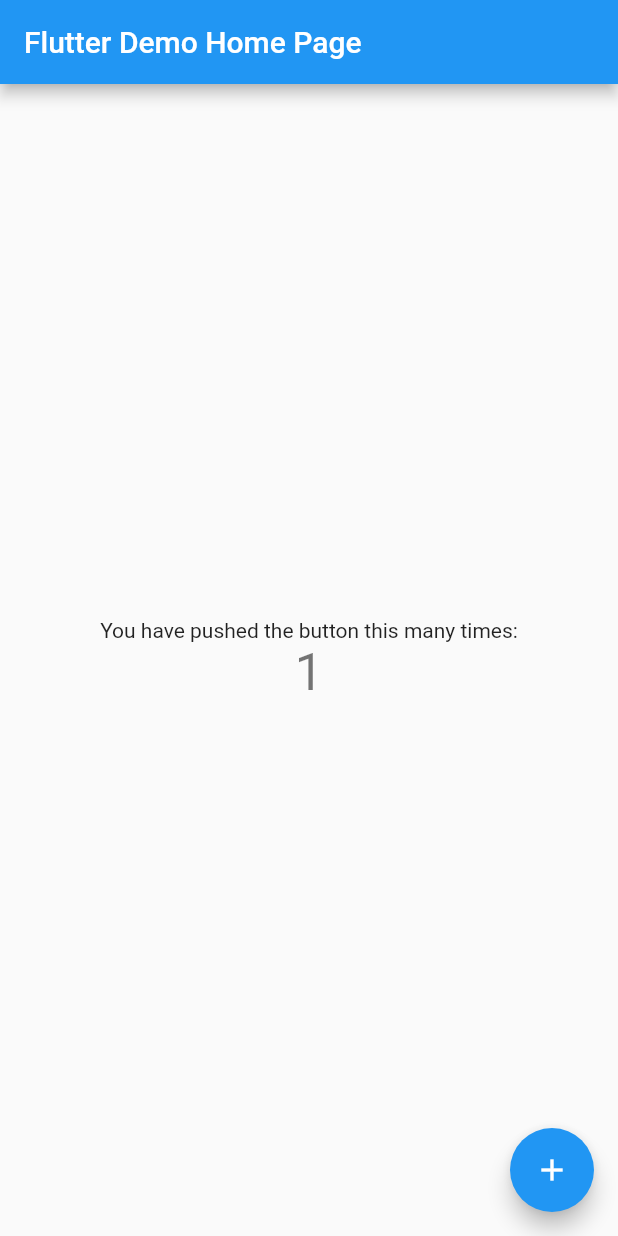
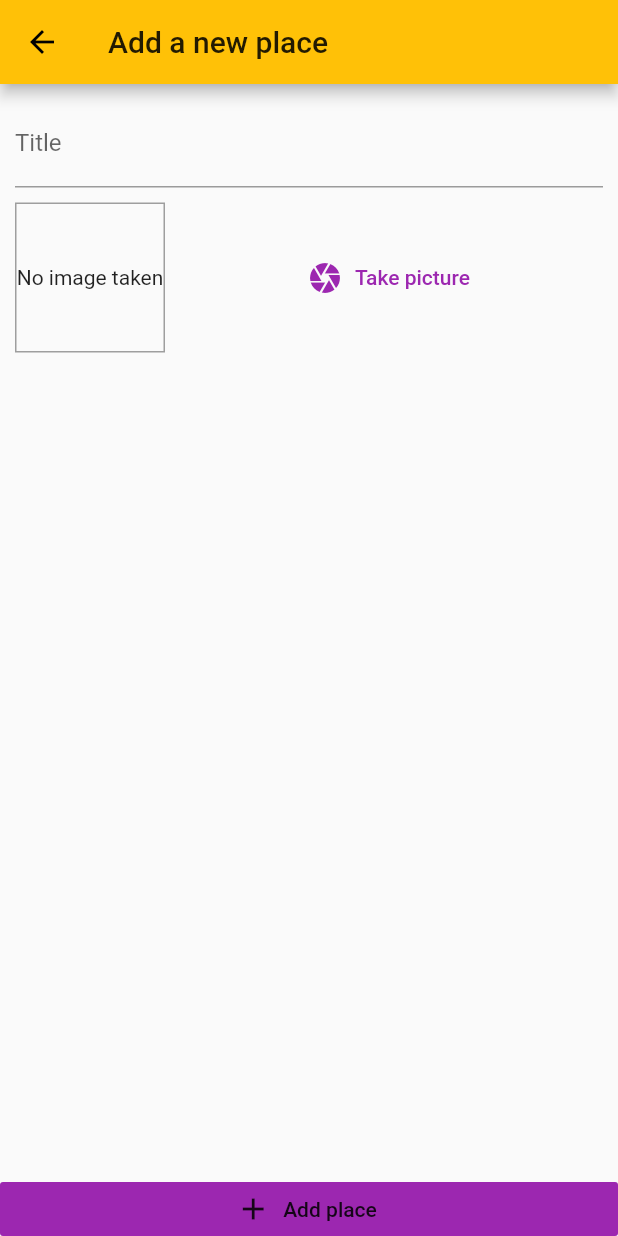
Before and after one commit to jjsebastianfuertes/GREAT_PLACES, a Flutter app: the screen it shows after launch, after a tap on the "add" icon, on a phone screen of 412 x 824 dp. Run offline on Flutter 3.47's test engine with Material 2 defaults, Android fonts, the phone set to English and light mode, and no system bars; our stand-ins replace image_picker, sqflite; accounts and stored records are empty.

Commit message:
Create: use of camera and save files locally;
[@jjsebastianfuertes]
Add: sqlite packege to handle local data;
Create: local database;
Create: initial UI;

```diff
--- /dev/null
+++ b/lib/helpers/db_helper.dart
@@ -0,0 +1,28 @@
+import 'package:path/path.dart' as path;
+import 'package:sqflite/sqflite.dart' as sql;
+import 'package:sqflite/sqlite_api.dart';
+
+class DBHelper {
+  static Future<Database> dataBase() async {
+    final dbPath = await sql.getDatabasesPath();
+    return sql.openDatabase(path.join(dbPath, 'places.db'),
+        onCreate: (db, version) {
+      return db.execute(
+          'CREATE TABLE user_places(id TEXT PRIMARY KEY, title TEXT, image TEXT)');
+    }, version: 1);
+  }
+
+  static Future<void> insert(String table, Map<String, Object> data) async {
+    final db = await DBHelper.dataBase();
+    db.insert(
+      table,
+      data,
+      conflictAlgorithm: ConflictAlgorithm.replace,
+    );
+  }
+
+  static Future<List<Map<String, dynamic>>> getData(String table) async {
+    final db = await DBHelper.dataBase();
+    return db.query(table);
+  }
+}
--- a/lib/main.dart
+++ b/lib/main.dart
@@ -1,4 +1,8 @@
 import 'package:flutter/material.dart';
+import 'package:great_places_app/providers/great_places.dart';
+import 'package:great_places_app/screens/add_place_screen.dart';
+import 'package:great_places_app/screens/places_list_screen.dart';
+import 'package:provider/provider.dart';
 
 void main() => runApp(MyApp());
 
@@ -6,106 +10,19 @@ class MyApp extends StatelessWidget {
   // This widget is the root of your application.
   @override
   Widget build(BuildContext context) {
-    return MaterialApp(
-      title: 'Flutter Demo',
-      theme: ThemeData(
-        // This is the theme of your application.
-        //
-        // Try running your application with "flutter run". You'll see the
-        // application has a blue toolbar. Then, without quitting the app, try
-        // changing the primarySwatch below to Colors.green and then invoke
-        // "hot reload" (press "r" in the console where you ran "flutter run",
-        // or simply save your changes to "hot reload" in a Flutter IDE).
-        // Notice that the counter didn't reset back to zero; the application
-        // is not restarted.
-        primarySwatch: Colors.blue,
+    return ChangeNotifierProvider.value(
+      value: GreatPlaces(),
+      child: MaterialApp(
+        title: 'Flutter Demo',
+        theme: ThemeData(
+          primarySwatch: Colors.amber,
+          accentColor: Colors.purple,
+        ),
+        home: PlacesListScreen(),
+        routes: {
+          AddPlaceScreen.routeName: (ctx) => AddPlaceScreen(),
+        },
       ),
-      home: MyHomePage(title: 'Flutter Demo Home Page'),
     );
   }
 }
-
-class MyHomePage extends StatefulWidget {
-  MyHomePage({Key key, this.title}) : super(key: key);
-
-  // This widget is the home page of your application. It is stateful, meaning
-  // that it has a State object (defined below) that contains fields that affect
-  // how it looks.
-
-  // This class is the configuration for the state. It holds the values (in this
-  // case the title) provided by the parent (in this case the App widget) and
-  // used by the build method of the State. Fields in a Widget subclass are
-  // always marked "final".
-
-  final String title;
-
-  @override
-  _MyHomePageState createState() => _MyHomePageState();
-}
-
-class _MyHomePageState extends State<MyHomePage> {
-  int _counter = 0;
-
-  void _incrementCounter() {
-    setState(() {
-      // This call to setState tells the Flutter framework that something has
-      // changed in this State, which causes it to rerun the build method below
-      // so that the display can reflect the updated values. If we changed
-      // _counter without calling setState(), then the build method would not be
-      // called again, and so nothing would appear to happen.
-      _counter++;
-    });
-  }
-
-  @override
-  Widget build(BuildContext context) {
-    // This method is rerun every time setState is called, for instance as done
-    // by the _incrementCounter method above.
-    //
-    // The Flutter framework has been optimized to make rerunning build methods
-    // fast, so that you can just rebuild anything that needs updating rather
-    // than having to individually change instances of widgets.
-    return Scaffold(
-      appBar: AppBar(
-        // Here we take the value from the MyHomePage object that was created by
-        // the App.build method, and use it to set our appbar title.
-        title: Text(widget.title),
-      ),
-      body: Center(
-        // Center is a layout widget. It takes a single child and positions it
-        // in the middle of the parent.
-        child: Column(
-          // Column is also a layout widget. It takes a list of children and
-          // arranges them vertically. By default, it sizes itself to fit its
-          // children horizontally, and tries to be as tall as its parent.
-          //
-          // Invoke "debug painting" (press "p" in the console, choose the
-          // "Toggle Debug Paint" action from the Flutter Inspector in Android
-          // Studio, or the "Toggle Debug Paint" command in Visual Studio Code)
-          // to see the wireframe for each widget.
-          //
-          // Column has various properties to control how it sizes itself and
-          // how it positions its children. Here we use mainAxisAlignment to
-          // center the children vertically; the main axis here is the vertical
-          // axis because Columns are vertical (the cross axis would be
-          // horizontal).
-          mainAxisAlignment: MainAxisAlignment.center,
-          children: <Widget>[
-            Text(
-              'You have pushed the button this many times:',
-            ),
-            Text(
-              '$_counter',
-              style: Theme.of(context).textTheme.display1,
-            ),
-          ],
-        ),
-      ),
-      floatingActionButton: FloatingActionButton(
-        onPressed: _incrementCounter,
-        tooltip: 'Increment',
-        child: Icon(Icons.add),
-      ), // This trailing comma makes auto-formatting nicer for build methods.
-    );
-  }
-}
--- /dev/null
+++ b/lib/models/place.dart
@@ -0,0 +1,29 @@
+import 'dart:io';
+
+import 'package:flutter/foundation.dart';
+
+class PlaceLocation {
+  final double latitude;
+  final double longitude;
+  final String address;
+
+  PlaceLocation({
+    @required this.latitude,
+    @required this.longitude,
+    this.address,
+  });
+}
+
+class Place {
+  final String id;
+  final String title;
+  final PlaceLocation location;
+  final File image;
+
+  Place({
+    @required this.id,
+    @required this.image,
+    @required this.location,
+    @required this.title,
+  });
+}
--- /dev/null
+++ b/lib/providers/great_places.dart
@@ -0,0 +1,44 @@
+import 'dart:io';
+
+import 'package:flutter/foundation.dart';
+import 'package:great_places_app/helpers/db_helper.dart';
+import 'package:great_places_app/models/place.dart';
+
+class GreatPlaces with ChangeNotifier {
+  List<Place> _items = [];
+  List<Place> get items {
+    return [..._items];
+  }
+
+  void addPlace(
+    String pickedTitle,
+    File pickedImage,
+  ) {
+    final newPlace = Place(
+      id: DateTime.now().toString(),
+      image: pickedImage,
+      title: pickedTitle,
+      location: null,
+    );
+    _items.add(newPlace);
+    notifyListeners();
+    DBHelper.insert('user_places', {
+      'id': newPlace.id,
+      'title': newPlace.title,
+      'image': newPlace.image.path,
+    });
+  }
+
+  Future<void> fetchAndSetPlaces() async {
+    final dataList = await DBHelper.getData('user_places');
+    _items = dataList
+        .map((item) => Place(
+              id: item['id'],
+              title: item['title'],
+              image: File(item['image']),
+              location: null,
+            ))
+        .toList();
+    notifyListeners();
+  }
+}
--- /dev/null
+++ b/lib/screens/add_place_screen.dart
@@ -0,0 +1,70 @@
+import 'dart:io';
+
+import 'package:flutter/material.dart';
+import 'package:great_places_app/providers/great_places.dart';
+import 'package:great_places_app/widgets/image_input.dart';
+import 'package:provider/provider.dart';
+
+class AddPlaceScreen extends StatefulWidget {
+  static const routeName = '/add-place';
+
+  @override
+  _AddPlaceScreenState createState() => _AddPlaceScreenState();
+}
+
+class _AddPlaceScreenState extends State<AddPlaceScreen> {
+  final _titleController = TextEditingController();
+  File _pickedImage;
+
+  void _selectImage(File pickedImage) {
+    _pickedImage = pickedImage;
+  }
+
+  void _savePlace() {
+    if (_titleController.text.isEmpty || _pickedImage == null) {
+      return;
+    }
+    Provider.of<GreatPlaces>(context, listen: false)
+        .addPlace(_titleController.text, _pickedImage);
+    Navigator.of(context).pop();
+  }
+
+  @override
+  Widget build(BuildContext context) {
+    return Scaffold(
+      appBar: AppBar(
+        title: Text("Add a new place"),
+      ),
+      body: Column(
+        crossAxisAlignment: CrossAxisAlignment.stretch,
+        children: <Widget>[
+          Expanded(
+            child: SingleChildScrollView(
+              child: Padding(
+                padding: EdgeInsets.all(10),
+                child: Column(
+                  children: <Widget>[
+                    TextField(
+                      decoration: InputDecoration(labelText: "Title"),
+                      controller: _titleController,
+                    ),
+                    SizedBox(height: 10),
+                    ImageInput(_selectImage),
+                  ],
+                ),
+              ),
+            ),
+          ),
+          RaisedButton.icon(
+            icon: Icon(Icons.add),
+            label: Text("Add place"),
+            elevation: 0,
+            materialTapTargetSize: MaterialTapTargetSize.shrinkWrap,
+            color: Theme.of(context).accentColor,
+            onPressed: _savePlace,
+          )
+        ],
+      ),
+    );
+  }
+}
--- /dev/null
+++ b/lib/screens/places_list_screen.dart
@@ -0,0 +1,49 @@
+import 'package:flutter/material.dart';
+import 'package:great_places_app/providers/great_places.dart';
+import 'package:great_places_app/screens/add_place_screen.dart';
+import 'package:provider/provider.dart';
+
+class PlacesListScreen extends StatelessWidget {
+  @override
+  Widget build(BuildContext context) {
+    return Scaffold(
+      appBar: AppBar(
+        title: Text("Your Places"),
+        actions: <Widget>[
+          IconButton(
+            icon: Icon(Icons.add),
+            onPressed: () {
+              Navigator.of(context).pushNamed(AddPlaceScreen.routeName);
+            },
+          )
+        ],
+      ),
+      body: FutureBuilder(
+        future: Provider.of<GreatPlaces>(context, listen: false)
+            .fetchAndSetPlaces(),
+        builder: (ctx, snapshot) => snapshot.connectionState ==
+                ConnectionState.waiting
+            ? Center(child: CircularProgressIndicator())
+            : Consumer<GreatPlaces>(
+                child: Center(
+                  child: const Text("Not places yet"),
+                ),
+                builder: (ctx, greatPlaces, ch) => greatPlaces.items.length <= 0
+                    ? ch
+                    : ListView.builder(
+                        itemCount: greatPlaces.items.length,
+                        itemBuilder: (ctx, i) => ListTile(
+                          leading: CircleAvatar(
+                            backgroundImage: FileImage(
+                              greatPlaces.items[i].image,
+                            ),
+                          ),
+                          title: Text(greatPlaces.items[i].title),
+                          onTap: () {},
+                        ),
+                      ),
+              ),
+      ),
+    );
+  }
+}
--- /dev/null
+++ b/lib/widgets/image_input.dart
@@ -0,0 +1,70 @@
+import 'dart:io';
+
+import 'package:flutter/material.dart';
+import 'package:image_picker/image_picker.dart';
+import 'package:path/path.dart' as path;
+import 'package:path_provider/path_provider.dart' as syspaths;
+
+class ImageInput extends StatefulWidget {
+  final Function onSelectImage;
+  ImageInput(this.onSelectImage);
+
+  @override
+  _ImageInputState createState() => _ImageInputState();
+}
+
+class _ImageInputState extends State<ImageInput> {
+  File _storeImage;
+
+  Future<void> _takePicture() async {
+    final imageFile = await ImagePicker.pickImage(
+      source: ImageSource.camera,
+      maxWidth: 600,
+    );
+    if (imageFile == null) {
+      return;
+    }
+    setState(() {
+      _storeImage = imageFile;
+    });
+    final appDir = await syspaths.getApplicationDocumentsDirectory();
+    final fileName = path.basename(imageFile.path);
+    final savedImage = await imageFile.copy('${appDir.path}/$fileName');
+    widget.onSelectImage(savedImage);
+  }
+
+  @override
+  Widget build(BuildContext context) {
+    return Row(
+      children: <Widget>[
+        Container(
+          width: 100,
+          height: 100,
+          alignment: Alignment.center,
+          decoration: BoxDecoration(
+            border: Border.all(width: 1, color: Colors.grey),
+          ),
+          child: _storeImage != null
+              ? Image.file(
+                  _storeImage,
+                  fit: BoxFit.cover,
+                  width: double.infinity,
+                )
+              : Text(
+                  "No image taken",
+                  textAlign: TextAlign.center,
+                ),
+        ),
+        SizedBox(width: 10),
+        Expanded(
+          child: FlatButton.icon(
+            icon: Icon(Icons.camera),
+            label: Text("Take picture"),
+            textColor: Theme.of(context).accentColor,
+            onPressed: _takePicture,
+          ),
+        ),
+      ],
+    );
+  }
+}
```
Also changed, not shown: pubspec.yaml (+6 -2 lines), lib/screens/place_detail_screen.dart (added), pubspec.lock.
